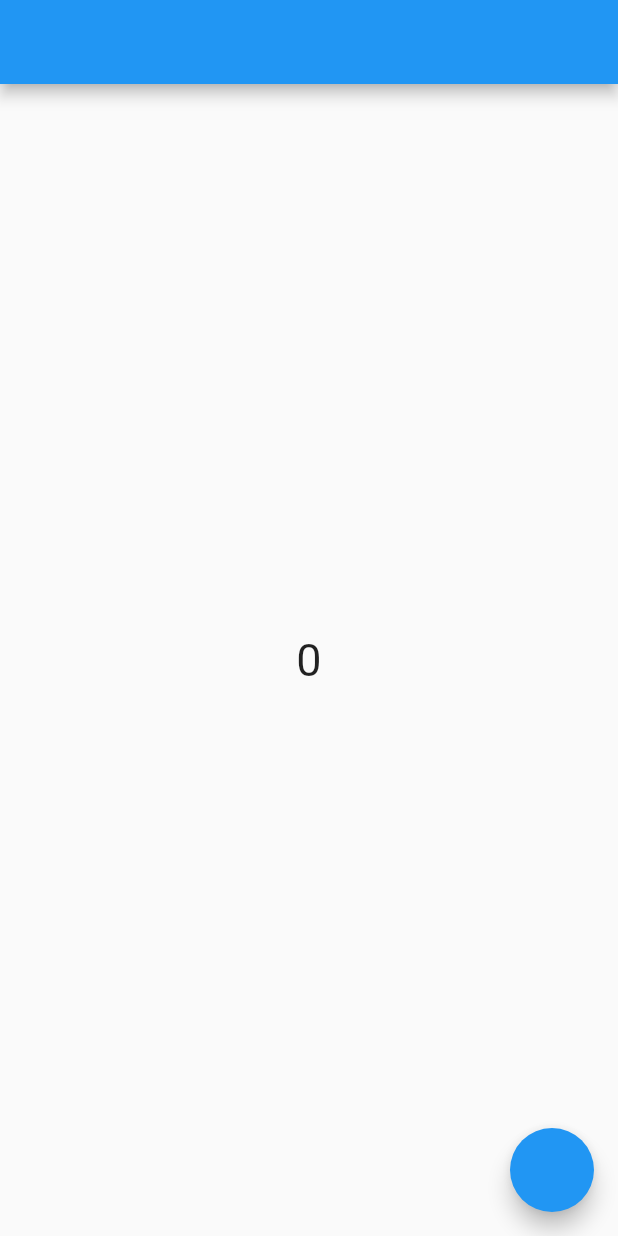
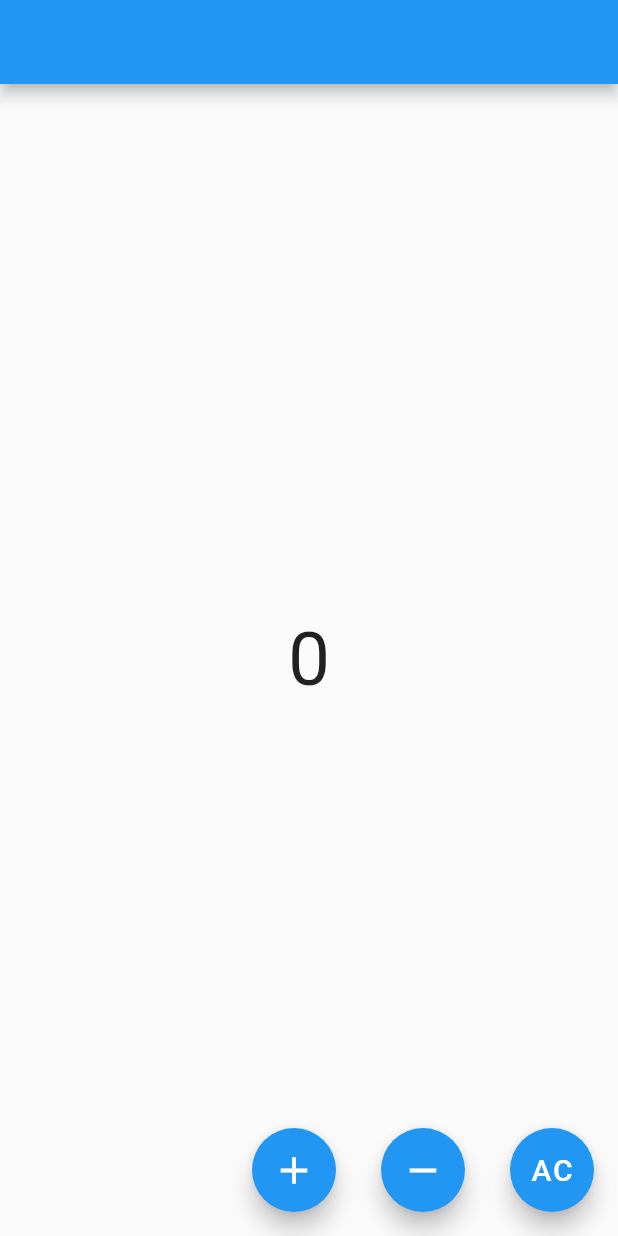
Before and after one commit to CursoFlutterVictor/flutter_test_app, a Flutter app: the screen it shows after launch, on a phone screen of 412 x 824 dp. Run offline on Flutter 3.47's test engine with Material 2 defaults, Android fonts, the phone set to English and light mode, and no system bars; our stand-ins replace get.

Commit message:
ejemplo getx

```diff
--- /dev/null
+++ b/lib/controller/counter_controller.dart
@@ -0,0 +1,18 @@
+import 'package:get/get_rx/get_rx.dart';
+import 'package:get/get_state_manager/get_state_manager.dart';
+
+class CounterController extends GetxController {
+  RxInt result = 0.obs;
+
+  void increment() {
+    result.value++;
+  }
+
+  void decrement() {
+    result.value--;
+  }
+
+  void clear() {
+    result.value = 0;
+  }
+}
--- a/lib/main.dart
+++ b/lib/main.dart
@@ -1,5 +1,6 @@
 import 'package:flutter/material.dart';
-import 'pages/home_page.dart';
+import 'package:flutter_test_app/pages/home_page_getx.dart';
+//import 'pages/home_page.dart';
 
 void main() {
   runApp(const MyApp());
@@ -15,7 +16,8 @@ class MyApp extends StatelessWidget {
       theme: ThemeData(
         primarySwatch: Colors.blue,
       ),
-      home: HomePage(),
+      home: const HomePageGetx(),
+      //home: const HomePage(),
     );
   }
 }
--- a/lib/pages/home_page.dart
+++ b/lib/pages/home_page.dart
@@ -4,7 +4,7 @@ import 'package:flutter_test_app/utils/counter.dart';
 final Counter c = Counter();
 
 class HomePage extends StatefulWidget {
-  HomePage({Key? key}) : super(key: key);
+  const HomePage({Key? key}) : super(key: key);
 
   @override
   State<HomePage> createState() => _HomePageState();
--- /dev/null
+++ b/lib/pages/home_page_getx.dart
@@ -0,0 +1,56 @@
+import 'package:flutter/material.dart';
+import 'package:flutter_test_app/widgets/button_control.dart';
+import 'package:get/get.dart';
+import 'package:flutter_test_app/controller/counter_controller.dart';
+
+class HomePageGetx extends StatelessWidget {
+  const HomePageGetx({super.key});
+
+  @override
+  Widget build(BuildContext context) {
+    final CounterController counterController = Get.put(CounterController());
+    return Scaffold(
+      appBar: AppBar(),
+      floatingActionButton: Row(
+        mainAxisAlignment: MainAxisAlignment.end,
+        children: [
+          ButtonControl(
+            icon: Icons.add,
+            onPressed: () {
+              counterController.increment();
+            },
+          ),
+          const SizedBox(
+            width: 30,
+          ),
+          ButtonControl(
+            icon: Icons.remove,
+            onPressed: () {
+              counterController.decrement();
+            },
+          ),
+          const SizedBox(
+            width: 30,
+          ),
+          FloatingActionButton(
+            onPressed: () {
+              counterController.clear();
+            },
+            child: const Text(
+              "AC",
+              style: TextStyle(fontSize: 20),
+            ),
+          ),
+        ],
+      ),
+      body: Obx(
+        () => Center(
+          child: Text(
+            counterController.result.value.toString(),
+            style: const TextStyle(fontSize: 50),
+          ),
+        ),
+      ),
+    );
+  }
+}
--- /dev/null
+++ b/lib/widgets/button_control.dart
@@ -0,0 +1,16 @@
+import 'package:flutter/material.dart';
+
+class ButtonControl extends StatelessWidget {
+  final Function() onPressed;
+  final IconData icon;
+  const ButtonControl({Key? key, required this.onPressed, required this.icon})
+      : super(key: key);
+
+  @override
+  Widget build(BuildContext context) {
+    return FloatingActionButton(
+      onPressed: onPressed,
+      child: Icon(icon, color: Colors.white, size: 30),
+    );
+  }
+}
--- a/pubspec.yaml
+++ b/pubspec.yaml
@@ -36,6 +36,7 @@ dependencies:
   # The following adds the Cupertino Icons font to your application.
   # Use with the CupertinoIcons class for iOS style icons.
   cupertino_icons: ^1.0.2
+  get: ^4.6.5
 
 dev_dependencies:
   flutter_test:
```
Also changed, not shown: pubspec.lock.
